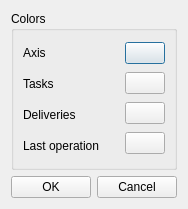
This is src/SchedulerGUI/Windows/PreferencesDialog.ui in DanielZorin/movepoint as Qt 5 draws it before an edit. The edited form follows.
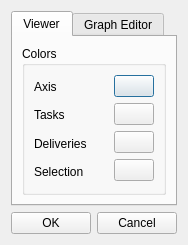
This is the edited form.

Patch:
```diff
--- a/src/SchedulerGUI/Windows/PreferencesDialog.ui
+++ b/src/SchedulerGUI/Windows/PreferencesDialog.ui
@@ -6,7 +6,7 @@
     <x>0</x>
     <y>0</y>
     <width>182</width>
-    <height>209</height>
+    <height>255</height>
    </rect>
   </property>
   <property name="sizePolicy" >
@@ -15,6 +15,18 @@
     <verstretch>0</verstretch>
    </sizepolicy>
   </property>
+  <property name="minimumSize" >
+   <size>
+    <width>182</width>
+    <height>255</height>
+   </size>
+  </property>
+  <property name="maximumSize" >
+   <size>
+    <width>182</width>
+    <height>255</height>
+   </size>
+  </property>
   <property name="windowTitle" >
    <string>Preferences</string>
   </property>
@@ -22,12 +34,33 @@
    <locale country="UnitedStates" language="English" />
   </property>
   <layout class="QHBoxLayout" name="horizontalLayout_2" >
+   <property name="sizeConstraint" >
+    <enum>QLayout::SetFixedSize</enum>
+   </property>
    <item>
     <layout class="QVBoxLayout" name="verticalLayout" >
      <property name="sizeConstraint" >
       <enum>QLayout::SetDefaultConstraint</enum>
      </property>
      <item>
+      <widget class="QTabWidget" name="tabWidget" >
+       <property name="currentIndex" >
+        <number>0</number>
+       </property>
+       <widget class="QWidget" name="tab" >
+        <property name="geometry" >
+         <rect>
+          <x>0</x>
+          <y>0</y>
+          <width>156</width>
+          <height>175</height>
+         </rect>
+        </property>
+        <attribute name="title" >
+         <string>Viewer</string>
+        </attribute>
+        <layout class="QHBoxLayout" name="horizontalLayout_4" >
+         <item>
       <widget class="QGroupBox" name="groupBox" >
        <property name="sizePolicy" >
         <sizepolicy vsizetype="Expanding" hsizetype="Expanding" >
@@ -63,6 +96,12 @@
                 <verstretch>0</verstretch>
                </sizepolicy>
               </property>
+                  <property name="maximumSize" >
+                   <size>
+                    <width>16777215</width>
+                    <height>25</height>
+                   </size>
+                  </property>
               <property name="text" >
                <string>Axis</string>
               </property>
@@ -76,6 +115,12 @@
                 <verstretch>0</verstretch>
                </sizepolicy>
               </property>
+                  <property name="maximumSize" >
+                   <size>
+                    <width>16777215</width>
+                    <height>25</height>
+                   </size>
+                  </property>
               <property name="text" >
                <string>Tasks</string>
               </property>
@@ -89,6 +134,12 @@
                 <verstretch>0</verstretch>
                </sizepolicy>
               </property>
+                  <property name="maximumSize" >
+                   <size>
+                    <width>16777215</width>
+                    <height>25</height>
+                   </size>
+                  </property>
               <property name="text" >
                <string>Deliveries</string>
               </property>
@@ -102,8 +153,14 @@
                 <verstretch>0</verstretch>
                </sizepolicy>
               </property>
+                  <property name="maximumSize" >
+                   <size>
+                    <width>16777215</width>
+                    <height>25</height>
+                   </size>
+                  </property>
               <property name="text" >
-               <string>Last operation</string>
+                   <string>Selection</string>
               </property>
              </widget>
             </item>
@@ -146,6 +203,23 @@
        </layout>
       </widget>
      </item>
+        </layout>
+       </widget>
+       <widget class="QWidget" name="tab_2" >
+        <property name="geometry" >
+         <rect>
+          <x>0</x>
+          <y>0</y>
+          <width>156</width>
+          <height>175</height>
+         </rect>
+        </property>
+        <attribute name="title" >
+         <string>Graph Editor</string>
+        </attribute>
+       </widget>
+      </widget>
+     </item>
      <item>
       <layout class="QHBoxLayout" name="horizontalLayout" >
        <property name="sizeConstraint" >
```
Left out of the diff: 70 changed lines with no effect on the pictures. Lines whose indentation alone changed are shown as unchanged.
